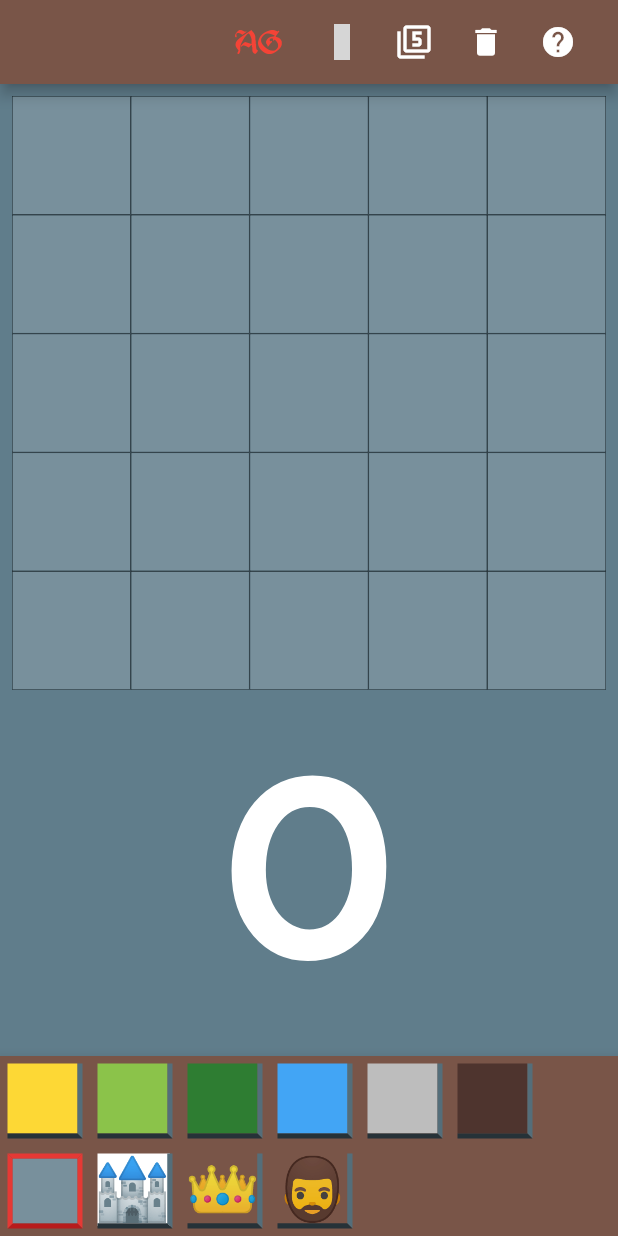
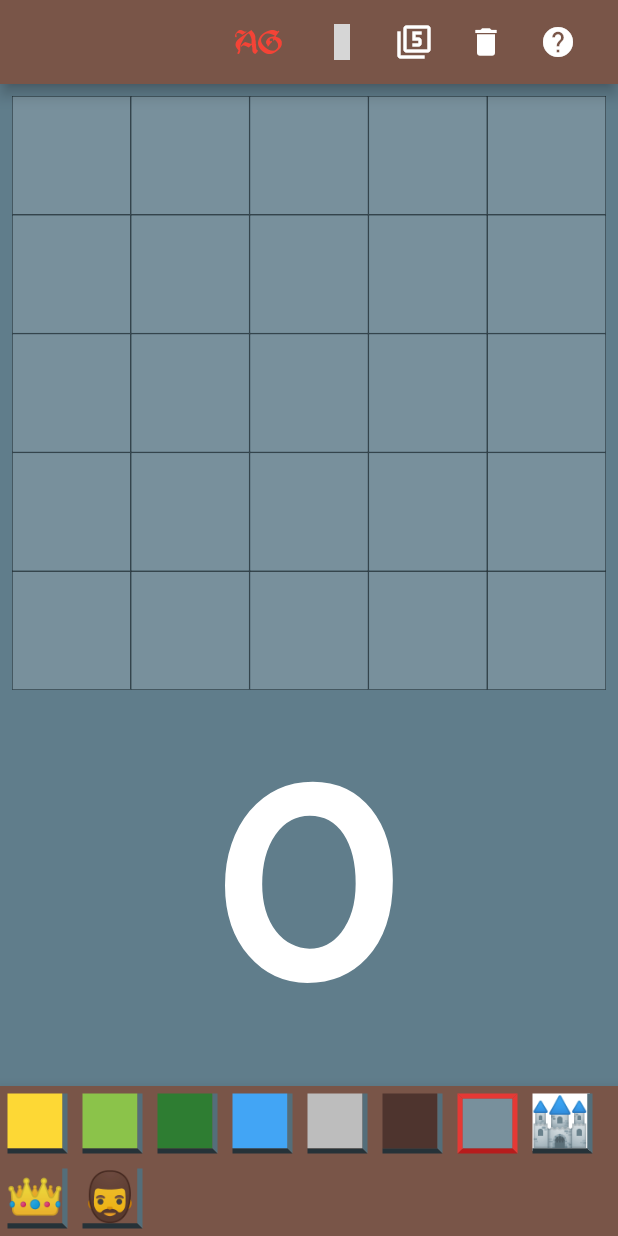
Before and after one commit to odrevet/kingdomino_score, a Flutter app: the screen it shows after launch, after a tap on "AG", on a phone screen of 412 x 824 dp. Run offline on Flutter 3.47's test engine with Material 2 defaults, Android fonts, the phone set to English and light mode, and no system bars; our stand-ins replace auto_size_text, material_design_icons_flutter; grey boxes are pictures that could not be loaded.

Commit message:
add a _buttonSize property to MenuBar and set it to 40.0

```diff
--- a/lib/menuBar.dart
+++ b/lib/menuBar.dart
@@ -20,6 +20,8 @@ class _MenuBarState extends State<MenuBar> {
 
   _MenuBarState(this._mainWidgetState);
 
+  final double _buttonSize = 40.0;
+
   @override
   Widget build(BuildContext context) {
     var kingdomEditorWidgets = [
@@ -39,7 +41,6 @@ class _MenuBarState extends State<MenuBar> {
     return Wrap(
       children: kingdomEditorWidgets,
     );
-
   }
 
   Border _selectedBorder = Border(
@@ -49,21 +50,22 @@ class _MenuBarState extends State<MenuBar> {
     bottom: BorderSide(width: 3.5, color: Colors.red.shade900),
   );
 
-
   Widget landButton(LandType landType) {
-    var isSelected =
-        _mainWidgetState.selectionMode == SelectionMode.land && _mainWidgetState.selectedLandType == landType;
+    var isSelected = _mainWidgetState.selectionMode == SelectionMode.land &&
+        _mainWidgetState.selectedLandType == landType;
 
     return GestureDetector(
         onTap: () => _onSelectLandType(landType),
         child: Container(
             margin: EdgeInsets.all(5.0),
-            height: 50.0,
-            width: 50.0,
+            height: _buttonSize,
+            width: _buttonSize,
             decoration: BoxDecoration(
                 border: isSelected
                     ? _selectedBorder
-                    : landType == LandType.none ? null : _mainWidgetState.outline),
+                    : landType == LandType.none
+                        ? null
+                        : _mainWidgetState.outline),
             child: Container(
               color: getColorForLandType(landType),
               child: null,
@@ -73,12 +75,12 @@ class _MenuBarState extends State<MenuBar> {
   _colorbutton(Color color) {
     return GestureDetector(
         onTap: () => setState(() {
-          _mainWidgetState..color = color;
-        }),
+              _mainWidgetState..color = color;
+            }),
         child: Container(
           margin: EdgeInsets.all(5.0),
-          height: 50.0,
-          width: 50.0,
+          height: _buttonSize,
+          width: _buttonSize,
           decoration: BoxDecoration(color: color),
           child: Container(),
         ));
@@ -90,9 +92,9 @@ class _MenuBarState extends State<MenuBar> {
 
     return GestureDetector(
         onTap: () => setState(() {
-          _mainWidgetState.selectionMode = SelectionMode.castle;
-          _mainWidgetState.selectedLandType = LandType.castle;
-        }),
+              _mainWidgetState.selectionMode = SelectionMode.castle;
+              _mainWidgetState.selectedLandType = LandType.castle;
+            }),
         onLongPress: () {
           var buttons = <Widget>[
             _colorbutton(Colors.yellow),
@@ -122,8 +124,8 @@ class _MenuBarState extends State<MenuBar> {
         },
         child: Container(
           margin: EdgeInsets.all(5.0),
-          height: 50.0,
-          width: 50.0,
+          height: _buttonSize,
+          width: _buttonSize,
           decoration: BoxDecoration(
               color: _mainWidgetState.color,
               border: isSelected ? _selectedBorder : _mainWidgetState.outline),
@@ -138,10 +140,10 @@ class _MenuBarState extends State<MenuBar> {
         onTap: () => _onSelectCrown(),
         child: Container(
           margin: EdgeInsets.all(5.0),
-          height: 50.0,
-          width: 50.0,
-          decoration:
-          BoxDecoration(border: isSelected ? _selectedBorder : _mainWidgetState.outline),
+          height: _buttonSize,
+          width: _buttonSize,
+          decoration: BoxDecoration(
+              border: isSelected ? _selectedBorder : _mainWidgetState.outline),
           child: FittedBox(fit: BoxFit.fitHeight, child: Text(crown)),
         ));
   }
@@ -151,17 +153,17 @@ class _MenuBarState extends State<MenuBar> {
 
     return GestureDetector(
         onTap: () => _onSelectGiant(),
-        onLongPress: () => _mainWidgetState.runDialog(GiantsDetailsWidget(_mainWidgetState), context),
+        onLongPress: () => _mainWidgetState.runDialog(
+            GiantsDetailsWidget(_mainWidgetState), context),
         child: Container(
           margin: EdgeInsets.all(5.0),
-          height: 50.0,
-          width: 50.0,
-          decoration:
-          BoxDecoration(border: isSelected ? _selectedBorder : _mainWidgetState.outline),
+          height: _buttonSize,
+          width: _buttonSize,
+          decoration: BoxDecoration(
+              border: isSelected ? _selectedBorder : _mainWidgetState.outline),
           child: FittedBox(fit: BoxFit.fitHeight, child: Text(giant)),
         ));
   }
-
 
   //CALLBACKS
   void _onSelectLandType(LandType selectedType) {
```
Also changed, not shown: lib/dialogs.dart (+5 -5 lines), lib/mainWidget.dart (+6 -11 lines).
